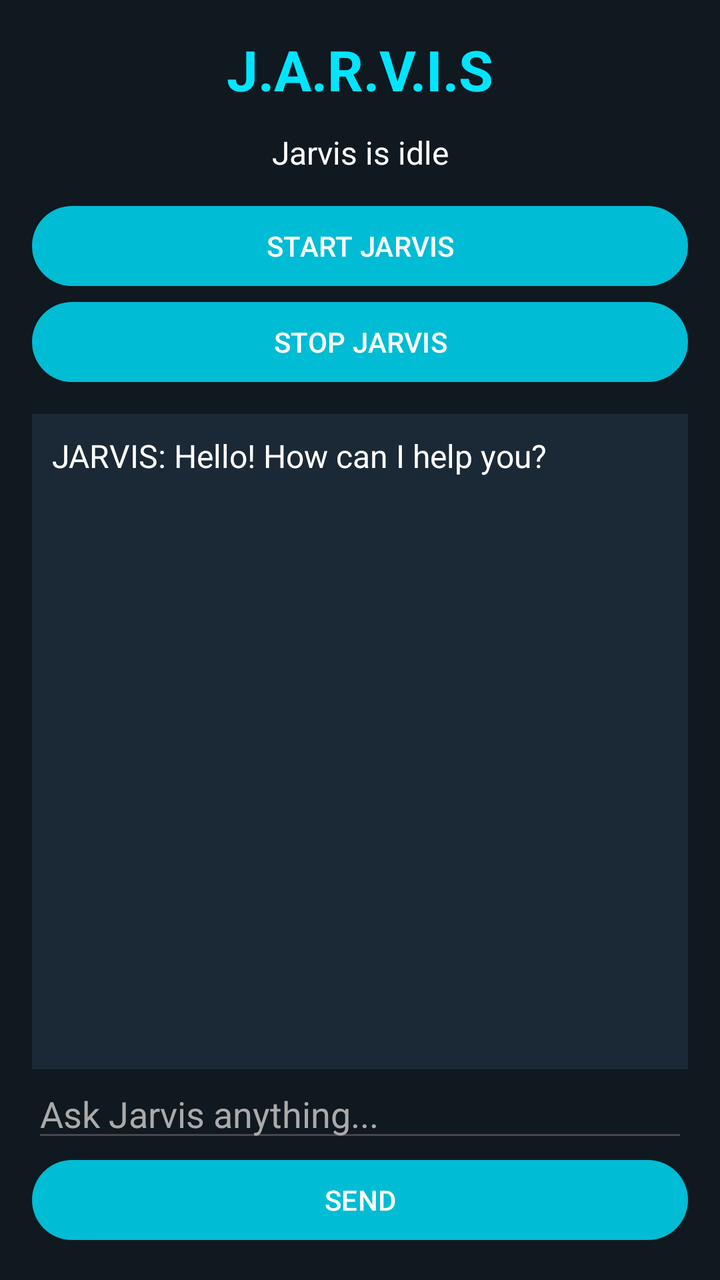
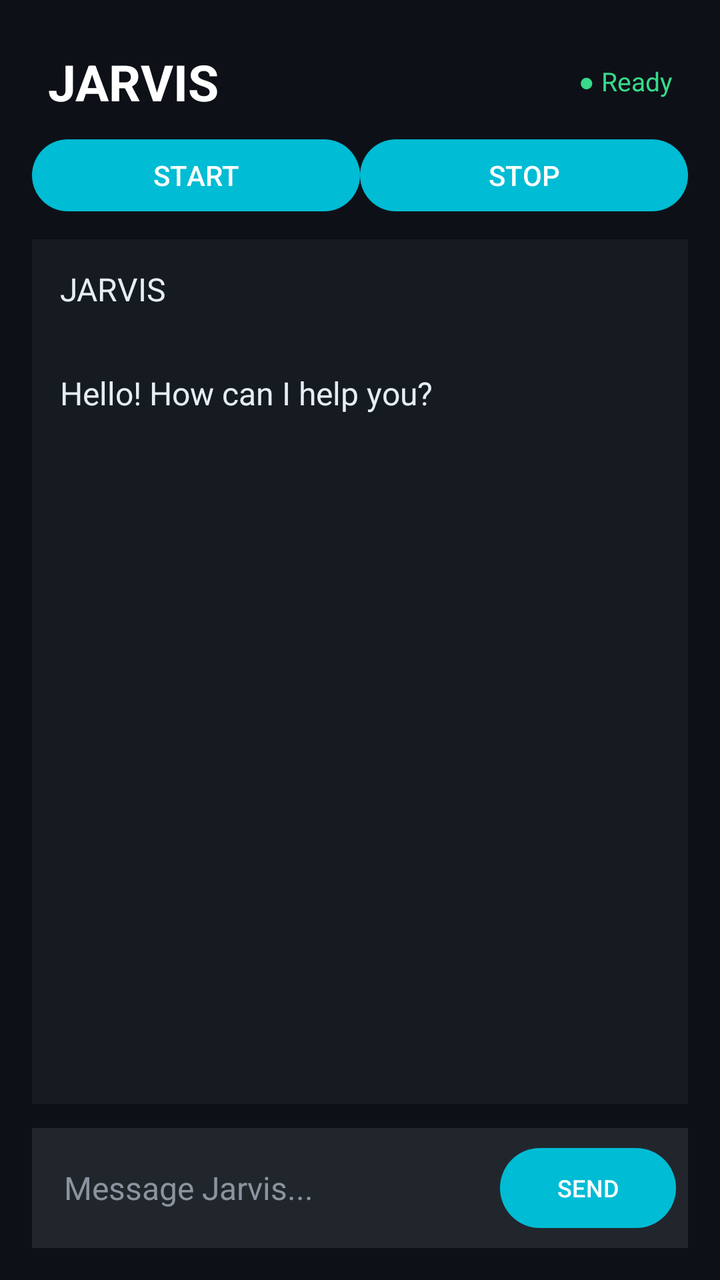

Two renders of the same Android screen: before a commit and after it. Below are the layout's source before the change and the commit's diff.
<!-- AndroidManifest.xml: application theme Theme.Jarvis -->
<!-- res/layout/activity_main.xml -->
<?xml version="1.0" encoding="utf-8"?>
<LinearLayout
    xmlns:android="http://schemas.android.com/apk/res/android"
    android:layout_width="match_parent"
    android:layout_height="match_parent"
    android:orientation="vertical"
    android:padding="16dp"
    android:background="#101820">

    <TextView
        android:layout_width="match_parent"
        android:layout_height="wrap_content"
        android:text="J.A.R.V.I.S"
        android:textSize="28sp"
        android:textStyle="bold"
        android:gravity="center"
        android:textColor="#00E5FF"/>

    <TextView
        android:id="@+id/tvStatus"
        android:layout_width="match_parent"
        android:layout_height="wrap_content"
        android:text="Jarvis is idle"
        android:textSize="16sp"
        android:gravity="center"
        android:textColor="#FFFFFF"
        android:padding="12dp"/>

    <Button
        android:id="@+id/btnStart"
        android:layout_width="match_parent"
        android:layout_height="wrap_content"
        android:text="START JARVIS"/>

    <Button
        android:id="@+id/btnStop"
        android:layout_width="match_parent"
        android:layout_height="wrap_content"
        android:text="STOP JARVIS"/>

    <ScrollView
        android:layout_width="match_parent"
        android:layout_height="0dp"
        android:layout_weight="1"
        android:layout_marginTop="12dp"
        android:background="#1B2835"
        android:padding="10dp">

        <TextView
            android:id="@+id/tvChatHistory"
            android:layout_width="match_parent"
            android:layout_height="wrap_content"
            android:text="JARVIS: Hello! How can I help you?"
            android:textColor="#FFFFFF"
            android:textSize="16sp"/>
    </ScrollView>

    <EditText
        android:id="@+id/etMessage"
        android:layout_width="match_parent"
        android:layout_height="wrap_content"
        android:hint="Ask Jarvis anything..."
        android:textColor="#FFFFFF"
        android:textColorHint="#AAAAAA"
        android:singleLine="true"/>

    <Button
        android:id="@+id/btnSend"
        android:layout_width="match_parent"
        android:layout_height="wrap_content"
        android:text="SEND"/>
</LinearLayout>
<!-- resources referenced by this layout -->
<resources>
  <style name="Theme.Jarvis" parent="Theme.Material3.DayNight.NoActionBar">
          <item name="colorPrimary">#00BCD4</item>
          <item name="colorSecondary">#00E5FF</item>
          <item name="android:statusBarColor">#101820</item>
          <item name="android:navigationBarColor">#101820</item>
      </style>
</resources>

<!-- the commit's change to res/layout/activity_main.xml (unified diff, before → after) -->
@@ -5,68 +5,105 @@
     android:layout_height="match_parent"
     android:orientation="vertical"
     android:padding="16dp"
-    android:background="#101820">
+    android:background="#0D1117">
 
-    <TextView
+    <LinearLayout
         android:layout_width="match_parent"
         android:layout_height="wrap_content"
-        android:text="J.A.R.V.I.S"
-        android:textSize="28sp"
-        android:textStyle="bold"
-        android:gravity="center"
-        android:textColor="#00E5FF"/>
+        android:orientation="horizontal"
+        android:gravity="center_vertical"
+        android:padding="8dp">
 
-    <TextView
-        android:id="@+id/tvStatus"
+        <TextView
+            android:layout_width="0dp"
+            android:layout_height="wrap_content"
+            android:layout_weight="1"
+            android:text="JARVIS"
+            android:textColor="#FFFFFF"
+            android:textSize="25sp"
+            android:textStyle="bold"
+            android:fontFamily="sans"/>
+
+        <TextView
+            android:id="@+id/tvStatus"
+            android:layout_width="wrap_content"
+            android:layout_height="wrap_content"
+            android:text="● Ready"
+            android:textColor="#39D98A"
+            android:textSize="13sp"/>
+    </LinearLayout>
+
+    <LinearLayout
         android:layout_width="match_parent"
         android:layout_height="wrap_content"
-        android:text="Jarvis is idle"
-        android:textSize="16sp"
+        android:orientation="horizontal"
         android:gravity="center"
-        android:textColor="#FFFFFF"
-        android:padding="12dp"/>
+        android:paddingBottom="10dp">
 
-    <Button
-        android:id="@+id/btnStart"
-        android:layout_width="match_parent"
-        android:layout_height="wrap_content"
-        android:text="START JARVIS"/>
+        <Button
+            android:id="@+id/btnStart"
+            android:layout_width="0dp"
+            android:layout_height="44dp"
+            android:layout_weight="1"
+            android:text="START"/>
 
-    <Button
-        android:id="@+id/btnStop"
-        android:layout_width="match_parent"
-        android:layout_height="wrap_content"
-        android:text="STOP JARVIS"/>
+        <Button
+            android:id="@+id/btnStop"
+            android:layout_width="0dp"
+            android:layout_height="44dp"
+            android:layout_weight="1"
+            android:text="STOP"/>
+    </LinearLayout>
 
     <ScrollView
         android:layout_width="match_parent"
         android:layout_height="0dp"
         android:layout_weight="1"
-        android:layout_marginTop="12dp"
-        android:background="#1B2835"
-        android:padding="10dp">
+        android:fillViewport="true"
+        android:background="#161B22"
+        android:padding="14dp">
 
         <TextView
             android:id="@+id/tvChatHistory"
             android:layout_width="match_parent"
             android:layout_height="wrap_content"
-            android:text="JARVIS: Hello! How can I help you?"
-            android:textColor="#FFFFFF"
-            android:textSize="16sp"/>
+            android:text="JARVIS\n\nHello! How can I help you?"
+            android:textColor="#E6EDF3"
+            android:textSize="16sp"
+            android:fontFamily="sans"
+            android:lineSpacingExtra="7dp"
+            android:textIsSelectable="true"/>
     </ScrollView>
 
-    <EditText
-        android:id="@+id/etMessage"
+    <LinearLayout
         android:layout_width="match_parent"
         android:layout_height="wrap_content"
-        android:hint="Ask Jarvis anything..."
-        android:textColor="#FFFFFF"
-        android:textColorHint="#AAAAAA"
-        android:singleLine="true"/>
+        android:orientation="horizontal"
+        android:gravity="center_vertical"
+        android:background="#21262D"
+        android:padding="6dp"
+        android:layout_marginTop="12dp">
 
-    <Button
-        android:id="@+id/btnSend"
-        android:layout_width="match_parent"
-        android:layout_height="wrap_content"
-        android:text="SEND"/>
+        <EditText
+            android:id="@+id/etMessage"
+            android:layout_width="0dp"
+            android:layout_height="wrap_content"
+            android:layout_weight="1"
+            android:minHeight="48dp"
+            android:hint="Message Jarvis..."
+            android:textColor="#FFFFFF"
+            android:textColorHint="#8B949E"
+            android:textSize="16sp"
+            android:background="@android:color/transparent"
+            android:padding="10dp"
+            android:singleLine="true"/>
+
+        <Button
+            android:id="@+id/btnSend"
+            android:layout_width="wrap_content"
+            android:layout_height="48dp"
+            android:text="SEND"
+            android:textSize="12sp"/>
+    </LinearLayout>
+
 </LinearLayout>
